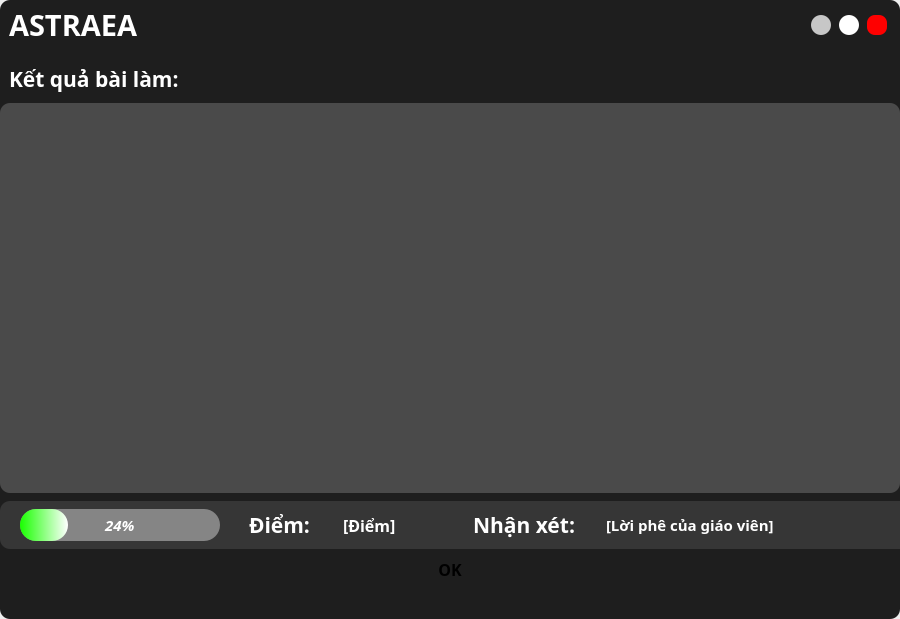
First picture: the form in UI_Files/result_form.ui, repository hoangm960/Astraea, before the edit.
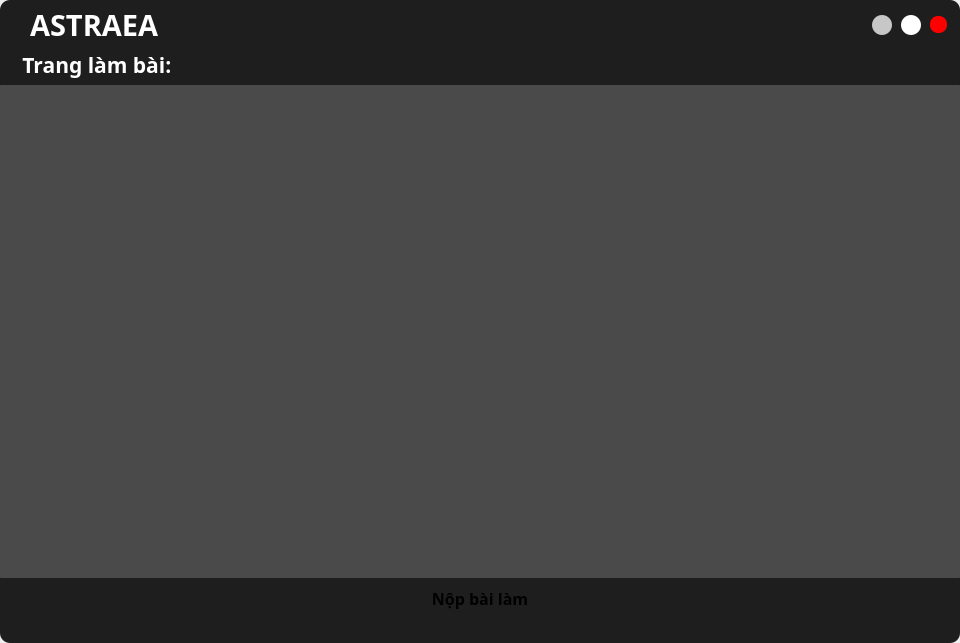
Second picture: the form after the edit.

```diff
--- a/UI_Files/result_form.ui
+++ b/UI_Files/result_form.ui
@@ -6,16 +6,10 @@
    <rect>
     <x>0</x>
     <y>0</y>
-    <width>900</width>
-    <height>619</height>
+    <width>960</width>
+    <height>643</height>
    </rect>
   </property>
-  <property name="minimumSize">
-   <size>
-    <width>900</width>
-    <height>600</height>
-   </size>
-  </property>
   <property name="windowTitle">
    <string>MainWindow</string>
   </property>
@@ -53,9 +47,9 @@
        </font>
       </property>
       <property name="styleSheet">
-       <string notr="true">background-color: qlineargradient(spread:pad, x1:0, y1:0.341, x2:1, y2:0.897, stop:0 rgba(97, 152, 255, 255), stop:0.514124 rgba(186, 38, 175, 255), stop:1 rgba(255, 0, 0, 255));
-background-color: rgb(30, 30, 30);
-border-radius: 10px;</string>
+       <string notr="true">background-color: rgb(30, 30, 30);
+border-radius: 10px;
+color: rgb(255, 255, 255);</string>
       </property>
       <property name="frameShape">
        <enum>QFrame::StyledPanel</enum>
@@ -65,7 +59,7 @@
       </property>
       <layout class="QVBoxLayout" name="bg_layout">
        <property name="spacing">
-        <number>5</number>
+        <number>0</number>
        </property>
        <property name="leftMargin">
         <number>0</number>
@@ -121,6 +115,9 @@
              <enum>QFrame::Raised</enum>
             </property>
             <layout class="QVBoxLayout" name="verticalLayout_3">
+             <property name="leftMargin">
+              <number>30</number>
+             </property>
              <item>
               <widget class="QLabel" name="title_label">
                <property name="font">
@@ -132,7 +129,8 @@
                 </font>
                </property>
                <property name="styleSheet">
-                <string notr="true">color: rgb(255,255,255);</string>
+                <string notr="true">color: rgb(255, 255, 255);
+background: transparent;</string>
                </property>
                <property name="text">
                 <string>ASTRAEA</string>
@@ -232,14 +230,14 @@
               <widget class="QPushButton" name="btn_quit">
                <property name="minimumSize">
                 <size>
-                 <width>20</width>
-                 <height>20</height>
+                 <width>15</width>
+                 <height>15</height>
                 </size>
                </property>
                <property name="maximumSize">
                 <size>
-                 <width>20</width>
-                 <height>20</height>
+                 <width>17</width>
+                 <height>17</height>
                 </size>
                </property>
                <property name="toolTip">
@@ -276,7 +274,7 @@
           </font>
          </property>
          <property name="styleSheet">
-          <string notr="true">background-color: transparent;</string>
+          <string notr="true">background-color: none</string>
          </property>
          <property name="frameShape">
           <enum>QFrame::StyledPanel</enum>
@@ -301,22 +299,99 @@
            <number>0</number>
           </property>
           <item>
-           <widget class="QFrame" name="title_frame">
-            <property name="minimumSize">
-             <size>
-              <width>0</width>
-              <height>0</height>
-             </size>
-            </property>
+           <widget class="QFrame" name="stacked_frame">
             <property name="frameShape">
              <enum>QFrame::StyledPanel</enum>
             </property>
             <property name="frameShadow">
              <enum>QFrame::Raised</enum>
             </property>
+            <layout class="QVBoxLayout" name="verticalLayout_4">
+             <property name="spacing">
+              <number>0</number>
+             </property>
+             <property name="leftMargin">
+              <number>0</number>
+             </property>
+             <property name="topMargin">
+              <number>0</number>
+             </property>
+             <property name="rightMargin">
+              <number>0</number>
+             </property>
+             <property name="bottomMargin">
+              <number>0</number>
+             </property>
+             <item>
+              <widget class="QStackedWidget" name="stacked_widget">
+               <property name="styleSheet">
+                <string notr="true">border-radius: 1px;
+background-color: transparent;</string>
+               </property>
+               <property name="currentIndex">
+                <number>1</number>
+               </property>
+               <widget class="QWidget" name="result_frame">
             <layout class="QVBoxLayout" name="verticalLayout_5">
+                 <property name="spacing">
+                  <number>5</number>
+                 </property>
+                 <property name="leftMargin">
+                  <number>0</number>
+                 </property>
+                 <property name="topMargin">
+                  <number>0</number>
+                 </property>
+                 <property name="rightMargin">
+                  <number>0</number>
+                 </property>
+                 <property name="bottomMargin">
+                  <number>0</number>
+                 </property>
              <item>
-              <widget class="QLabel" name="lesson_title_2">
+                  <widget class="QFrame" name="title_frame">
+                   <property name="minimumSize">
+                    <size>
+                     <width>0</width>
+                     <height>20</height>
+                    </size>
+                   </property>
+                   <property name="frameShape">
+                    <enum>QFrame::StyledPanel</enum>
+                   </property>
+                   <property name="frameShadow">
+                    <enum>QFrame::Raised</enum>
+                   </property>
+                   <layout class="QVBoxLayout" name="verticalLayout_9">
+                    <property name="spacing">
+                     <number>0</number>
+                    </property>
+                    <property name="leftMargin">
+                     <number>6</number>
+                    </property>
+                    <property name="topMargin">
+                     <number>0</number>
+                    </property>
+                    <property name="rightMargin">
+                     <number>0</number>
+                    </property>
+                    <property name="bottomMargin">
+                     <number>0</number>
+                    </property>
+                    <item>
+                     <widget class="QLabel" name="lesson_title">
+                      <property name="minimumSize">
+                       <size>
+                        <width>0</width>
+                        <height>20</height>
+                       </size>
+                      </property>
+                      <property name="maximumSize">
+                       <size>
+                        <width>16777215</width>
+                        <height>20</height>
+                       </size>
+                      </property>
                <property name="font">
                 <font>
                  <family>Montserrat</family>
@@ -326,10 +401,10 @@
                 </font>
                </property>
                <property name="styleSheet">
-                <string notr="true">color: rgb(255,255,255);</string>
+                       <string notr="true"/>
                </property>
                <property name="text">
-                <string>Kết quả bài làm:</string>
+                       <string>     Kết quả bài làm</string>
                </property>
               </widget>
              </item>
@@ -341,7 +416,7 @@
             <property name="minimumSize">
              <size>
               <width>0</width>
-              <height>390</height>
+                     <height>450</height>
              </size>
             </property>
             <property name="styleSheet">
@@ -353,7 +428,7 @@
             <property name="frameShadow">
              <enum>QFrame::Raised</enum>
             </property>
-            <layout class="QHBoxLayout" name="horizontalLayout_10" stretch="0">
+                   <layout class="QHBoxLayout" name="horizontalLayout_6" stretch="0">
              <property name="spacing">
               <number>0</number>
              </property>
@@ -370,28 +445,15 @@
               <number>0</number>
              </property>
              <item>
-              <widget class="QScrollArea" name="scrollArea_2">
-               <property name="sizePolicy">
-                <sizepolicy hsizetype="Preferred" vsizetype="Preferred">
-                 <horstretch>0</horstretch>
-                 <verstretch>0</verstretch>
-                </sizepolicy>
-               </property>
+                     <widget class="QScrollArea" name="scrollArea">
                <property name="minimumSize">
                 <size>
                  <width>0</width>
                  <height>0</height>
                 </size>
                </property>
-               <property name="maximumSize">
-                <size>
-                 <width>16777215</width>
-                 <height>16777215</height>
-                </size>
-               </property>
                <property name="styleSheet">
                 <string notr="true">QScrollArea {
-	border-radius: 10px;
 	background-color: rgba(255, 255, 255, 50);
 	outline: 0;
 } 
@@ -425,8 +487,7 @@
 
 QScrollBar::add-page, QScrollBar::sub-page {
 	height: 0px;
-}
-</string>
+}</string>
                </property>
                <property name="widgetResizable">
                 <bool>true</bool>
@@ -436,8 +497,8 @@
                  <rect>
                   <x>0</x>
                   <y>0</y>
-                  <width>900</width>
-                  <height>390</height>
+                         <width>960</width>
+                         <height>450</height>
                  </rect>
                 </property>
                </widget>
@@ -447,49 +508,7 @@
            </widget>
           </item>
           <item>
-           <widget class="QFrame" name="btn_frame_2">
-            <property name="minimumSize">
-             <size>
-              <width>0</width>
-              <height>30</height>
-             </size>
-            </property>
-            <property name="styleSheet">
-             <string notr="true"/>
-            </property>
-            <property name="frameShape">
-             <enum>QFrame::StyledPanel</enum>
-            </property>
-            <property name="frameShadow">
-             <enum>QFrame::Raised</enum>
-            </property>
-            <layout class="QHBoxLayout" name="horizontalLayout_11">
-             <property name="spacing">
-              <number>100</number>
-             </property>
-             <property name="leftMargin">
-              <number>0</number>
-             </property>
-             <property name="topMargin">
-              <number>0</number>
-             </property>
-             <property name="rightMargin">
-              <number>0</number>
-             </property>
-             <property name="bottomMargin">
-              <number>0</number>
-             </property>
-            </layout>
-           </widget>
-          </item>
-         </layout>
-         <zorder>list_widget_frame</zorder>
-         <zorder>btn_frame_2</zorder>
-         <zorder>title_frame</zorder>
-        </widget>
-       </item>
-       <item>
-        <widget class="QFrame" name="frame">
+                  <widget class="QFrame" name="Result_Bar">
          <property name="minimumSize">
           <size>
            <width>0</width>
@@ -532,7 +551,7 @@
             <property name="maximumSize">
              <size>
               <width>400</width>
-              <height>16777215</height>
+                        <height>32</height>
              </size>
             </property>
             <property name="font">
@@ -582,9 +601,15 @@
             <property name="frameShadow">
              <enum>QFrame::Raised</enum>
             </property>
-            <layout class="QHBoxLayout" name="horizontalLayout_8">
+                      <layout class="QHBoxLayout" name="horizontalLayout_10">
              <item>
               <widget class="QLabel" name="Score_frame">
+                         <property name="maximumSize">
+                          <size>
+                           <width>16777215</width>
+                           <height>32</height>
+                          </size>
+                         </property>
                <property name="font">
                 <font>
                  <family>Segoe UI Black</family>
@@ -603,6 +628,12 @@
              </item>
              <item>
               <widget class="QLabel" name="Score">
+                         <property name="maximumSize">
+                          <size>
+                           <width>16777215</width>
+                           <height>32</height>
+                          </size>
+                         </property>
                <property name="font">
                 <font>
                  <family>Segoe UI Black</family>
@@ -636,7 +667,7 @@
             <property name="frameShadow">
              <enum>QFrame::Raised</enum>
             </property>
-            <layout class="QHBoxLayout" name="horizontalLayout_9">
+                      <layout class="QHBoxLayout" name="horizontalLayout_11">
              <property name="spacing">
               <number>0</number>
              </property>
@@ -657,7 +688,7 @@
                <property name="maximumSize">
                 <size>
                  <width>120</width>
-                 <height>16777215</height>
+                           <height>32</height>
                 </size>
                </property>
                <property name="font">
@@ -681,7 +712,7 @@
                <property name="maximumSize">
                 <size>
                  <width>340</width>
-                 <height>16777215</height>
+                           <height>32</height>
                 </size>
                </property>
                <property name="font">
@@ -709,20 +740,56 @@
          </layout>
         </widget>
        </item>
-       <item alignment="Qt::AlignHCenter">
-        <widget class="QPushButton" name="confirm_btn">
+                 <item>
+                  <widget class="QFrame" name="btn_frame_2">
          <property name="minimumSize">
           <size>
-           <width>50</width>
+                     <width>0</width>
            <height>30</height>
           </size>
          </property>
          <property name="maximumSize">
           <size>
-           <width>50</width>
+                     <width>16777215</width>
            <height>30</height>
           </size>
          </property>
+                   <property name="styleSheet">
+                    <string notr="true">color: rgb(0, 0, 0);</string>
+                   </property>
+                   <property name="frameShape">
+                    <enum>QFrame::StyledPanel</enum>
+                   </property>
+                   <property name="frameShadow">
+                    <enum>QFrame::Raised</enum>
+                   </property>
+                   <layout class="QGridLayout" name="gridLayout">
+                    <property name="leftMargin">
+                     <number>0</number>
+                    </property>
+                    <property name="topMargin">
+                     <number>0</number>
+                    </property>
+                    <property name="rightMargin">
+                     <number>0</number>
+                    </property>
+                    <property name="bottomMargin">
+                     <number>0</number>
+                    </property>
+                    <item row="0" column="0">
+                     <widget class="QPushButton" name="return_btn">
+                      <property name="minimumSize">
+                       <size>
+                        <width>100</width>
+                        <height>30</height>
+                       </size>
+                      </property>
+                      <property name="maximumSize">
+                       <size>
+                        <width>100</width>
+                        <height>16777215</height>
+                       </size>
+                      </property>
          <property name="font">
           <font>
            <family>Montserrat</family>
@@ -748,8 +815,267 @@
 }r</string>
          </property>
          <property name="text">
-          <string>OK</string>
-         </property>
+                       <string>Thoát</string>
+                      </property>
+                     </widget>
+                    </item>
+                   </layout>
+                  </widget>
+                 </item>
+                </layout>
+               </widget>
+               <widget class="QWidget" name="page">
+                <layout class="QVBoxLayout" name="verticalLayout_6">
+                 <property name="spacing">
+                  <number>5</number>
+                 </property>
+                 <property name="leftMargin">
+                  <number>0</number>
+                 </property>
+                 <property name="topMargin">
+                  <number>0</number>
+                 </property>
+                 <property name="rightMargin">
+                  <number>0</number>
+                 </property>
+                 <property name="bottomMargin">
+                  <number>0</number>
+                 </property>
+                 <item>
+                  <widget class="QFrame" name="title_frameT">
+                   <property name="minimumSize">
+                    <size>
+                     <width>0</width>
+                     <height>20</height>
+                    </size>
+                   </property>
+                   <property name="frameShape">
+                    <enum>QFrame::StyledPanel</enum>
+                   </property>
+                   <property name="frameShadow">
+                    <enum>QFrame::Raised</enum>
+                   </property>
+                   <layout class="QVBoxLayout" name="verticalLayout_10">
+                    <property name="spacing">
+                     <number>0</number>
+                    </property>
+                    <property name="leftMargin">
+                     <number>6</number>
+                    </property>
+                    <property name="topMargin">
+                     <number>0</number>
+                    </property>
+                    <property name="rightMargin">
+                     <number>0</number>
+                    </property>
+                    <property name="bottomMargin">
+                     <number>0</number>
+                    </property>
+                    <item>
+                     <widget class="QLabel" name="label">
+                      <property name="font">
+                       <font>
+                        <family>Montserrat</family>
+                        <pointsize>16</pointsize>
+                        <weight>75</weight>
+                        <bold>true</bold>
+                       </font>
+                      </property>
+                      <property name="styleSheet">
+                       <string notr="true">color: rgb(255, 255, 255);
+background: transparent;</string>
+                      </property>
+                      <property name="text">
+                       <string>   Trang làm bài:</string>
+                      </property>
+                     </widget>
+                    </item>
+                   </layout>
+                  </widget>
+                 </item>
+                 <item>
+                  <widget class="QFrame" name="list_widget_frameT">
+                   <property name="minimumSize">
+                    <size>
+                     <width>0</width>
+                     <height>450</height>
+                    </size>
+                   </property>
+                   <property name="styleSheet">
+                    <string notr="true">color: rgb(0, 0, 0)</string>
+                   </property>
+                   <property name="frameShape">
+                    <enum>QFrame::StyledPanel</enum>
+                   </property>
+                   <property name="frameShadow">
+                    <enum>QFrame::Raised</enum>
+                   </property>
+                   <layout class="QHBoxLayout" name="horizontalLayout_9" stretch="0">
+                    <property name="spacing">
+                     <number>0</number>
+                    </property>
+                    <property name="leftMargin">
+                     <number>0</number>
+                    </property>
+                    <property name="topMargin">
+                     <number>0</number>
+                    </property>
+                    <property name="rightMargin">
+                     <number>0</number>
+                    </property>
+                    <property name="bottomMargin">
+                     <number>0</number>
+                    </property>
+                    <item>
+                     <widget class="QScrollArea" name="ScrollAreaT">
+                      <property name="minimumSize">
+                       <size>
+                        <width>0</width>
+                        <height>0</height>
+                       </size>
+                      </property>
+                      <property name="styleSheet">
+                       <string notr="true">QScrollArea {
+	background-color: rgba(255, 255, 255, 50);
+	outline: 0;
+} 
+QScrollArea::item { 
+	margin: 20px;
+	background-color: transparent;
+	border: 0px solid black;
+}
+
+QScrollBar{
+	background : rgb(255, 255, 255);	
+}
+
+QScrollBar::handle{
+	background : rgb(158, 158, 158);
+	border-radius: 5px;
+	margin: 3px 3px 3px 3px;
+}
+
+QScrollBar::handle::pressed{
+	background : rgb(85, 85, 85);
+}
+
+QScrollBar::add-line {
+	height: 0px;
+}
+
+QScrollBar::sub-line {
+	height: 0px;
+}
+
+QScrollBar::add-page, QScrollBar::sub-page {
+	height: 0px;
+}</string>
+                      </property>
+                      <property name="widgetResizable">
+                       <bool>true</bool>
+                      </property>
+                      <widget class="QWidget" name="content_widgetT">
+                       <property name="geometry">
+                        <rect>
+                         <x>0</x>
+                         <y>0</y>
+                         <width>960</width>
+                         <height>493</height>
+                        </rect>
+                       </property>
+                      </widget>
+                     </widget>
+                    </item>
+                   </layout>
+                  </widget>
+                 </item>
+                 <item>
+                  <widget class="QFrame" name="Btn_frameT">
+                   <property name="minimumSize">
+                    <size>
+                     <width>0</width>
+                     <height>30</height>
+                    </size>
+                   </property>
+                   <property name="styleSheet">
+                    <string notr="true">color: rgb(0, 0, 0);</string>
+                   </property>
+                   <property name="frameShape">
+                    <enum>QFrame::StyledPanel</enum>
+                   </property>
+                   <property name="frameShadow">
+                    <enum>QFrame::Raised</enum>
+                   </property>
+                   <layout class="QGridLayout" name="gridLayout_2">
+                    <property name="leftMargin">
+                     <number>0</number>
+                    </property>
+                    <property name="topMargin">
+                     <number>0</number>
+                    </property>
+                    <property name="rightMargin">
+                     <number>0</number>
+                    </property>
+                    <property name="bottomMargin">
+                     <number>0</number>
+                    </property>
+                    <property name="spacing">
+                     <number>0</number>
+                    </property>
+                    <item row="0" column="0">
+                     <widget class="QPushButton" name="Out_btn">
+                      <property name="minimumSize">
+                       <size>
+                        <width>100</width>
+                        <height>30</height>
+                       </size>
+                      </property>
+                      <property name="maximumSize">
+                       <size>
+                        <width>150</width>
+                        <height>16777215</height>
+                       </size>
+                      </property>
+                      <property name="font">
+                       <font>
+                        <family>Montserrat</family>
+                        <pointsize>12</pointsize>
+                        <weight>75</weight>
+                        <bold>true</bold>
+                       </font>
+                      </property>
+                      <property name="styleSheet">
+                       <string notr="true">QPushButton {
+	background-color: rgb(255, 255, 255);
+	border-radius: 10px;
+}
+
+QPushButton:hover {
+	color: rgb(255, 255, 255);
+	background-color: rgba(0, 0, 0, 150);
+}
+
+QPushButton:pressed {
+	color: rgb(255, 255, 255);
+	background-color: rgb(0, 0, 0);
+}r</string>
+                      </property>
+                      <property name="text">
+                       <string>Nộp bài làm</string>
+                      </property>
+                     </widget>
+                    </item>
+                   </layout>
+                  </widget>
+                 </item>
+                </layout>
+               </widget>
+              </widget>
+             </item>
+            </layout>
+           </widget>
+          </item>
+         </layout>
         </widget>
        </item>
        <item alignment="Qt::AlignRight">
```
Left out of the diff: 10 changed lines with no effect on the pictures. Lines whose indentation alone changed are shown as unchanged.
